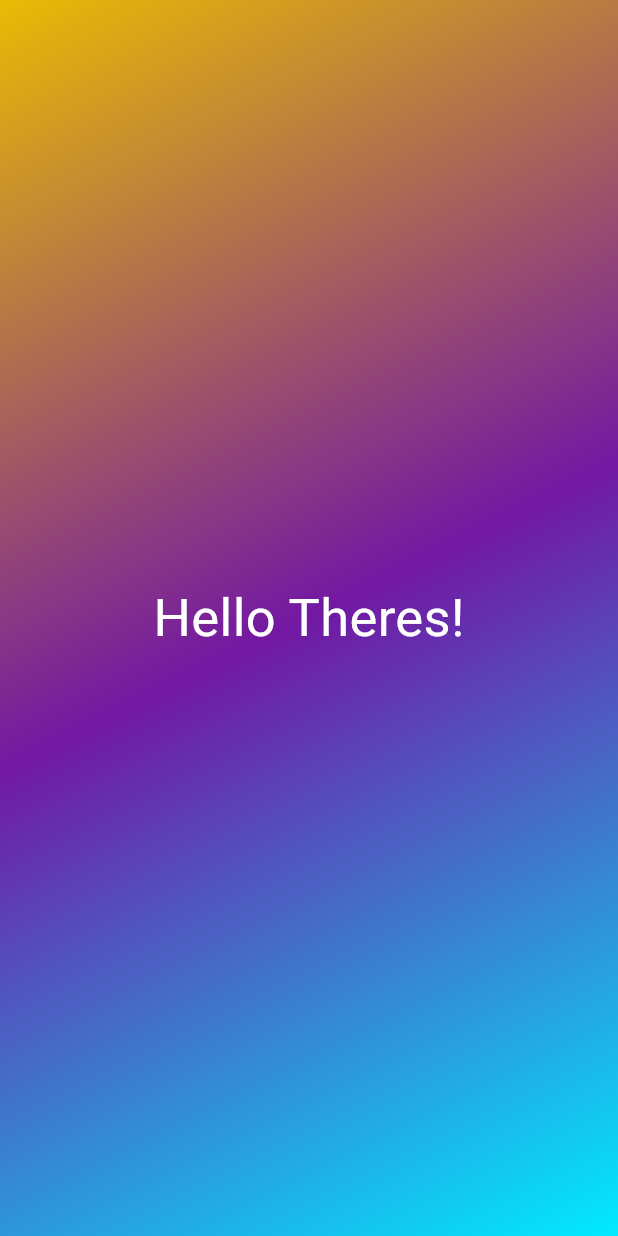
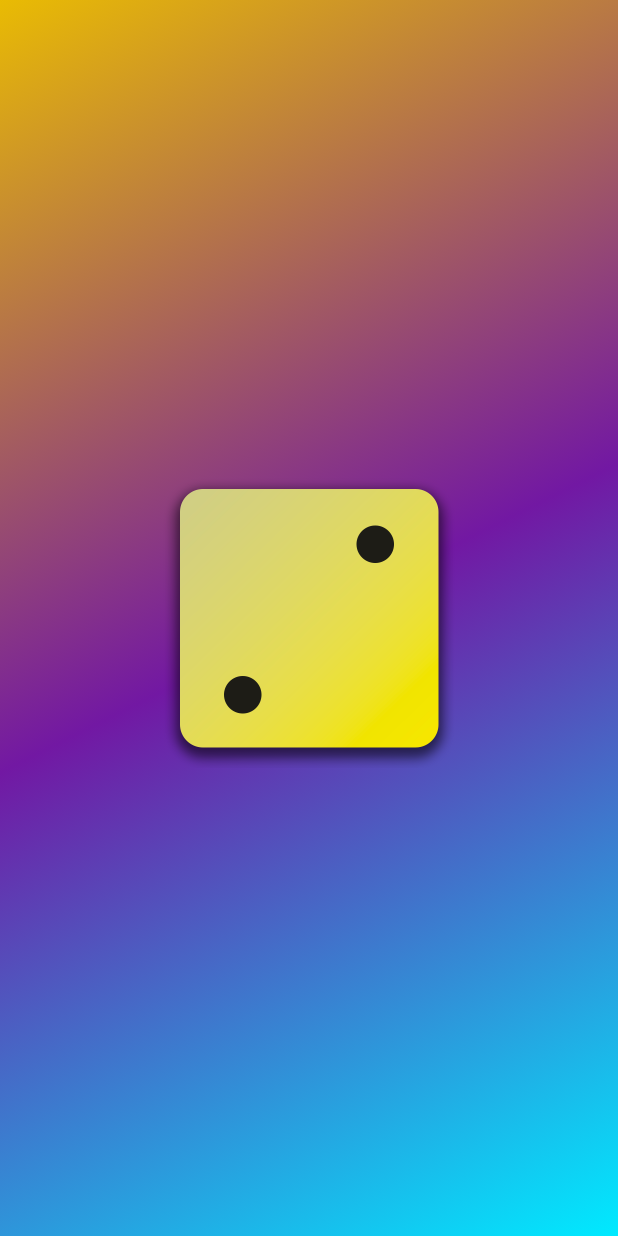
Before and after one commit to DTA-Wijesekara/Roll-Dice-App, a Flutter app: the screen it shows after launch, on a phone screen of 412 x 824 dp. Run offline on Flutter 3.47's test engine with Material 3 defaults, Android fonts, the phone set to English and light mode, and no system bars.

Commit message:
work with files

```diff
--- a/lib/gradient_container.dart
+++ b/lib/gradient_container.dart
@@ -22,8 +22,13 @@ class GradientContainer extends StatelessWidget {
           end: endAlignment,
         ),
       ),
-      child: const Center(
-        child: StyledText('Hello Theres!'),
+      child: Center(
+        //child: StyledText('Hello There!'),
+        child: Image.asset(
+          'assets/images/dice-2.png',
+          width: 200,
+          height: 200,
+        ),
       ),
     );
   }
```
Also changed, not shown: pubspec.yaml (+7 -3 lines), assets/images/dice-1.png (added), assets/images/dice-2.png (added), assets/images/dice-3.png (added), assets/images/dice-4.png (added), assets/images/dice-5.png (added), assets/images/dice-6.png (added).
